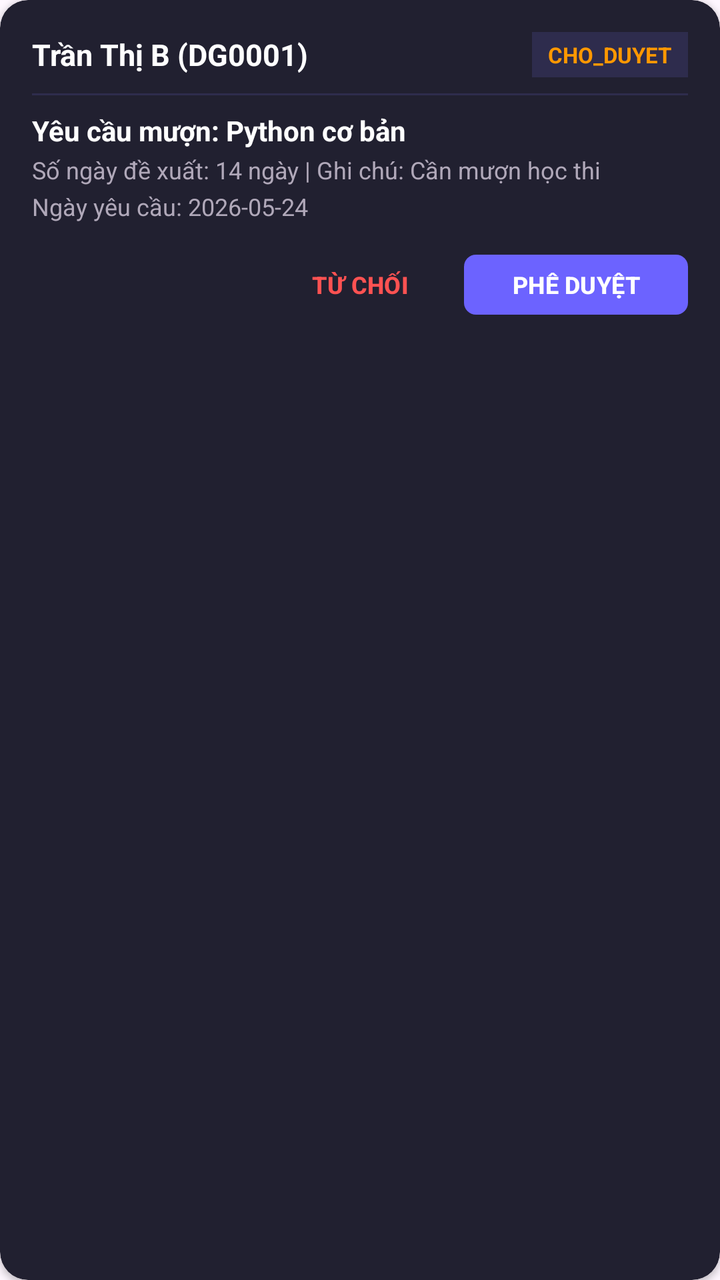
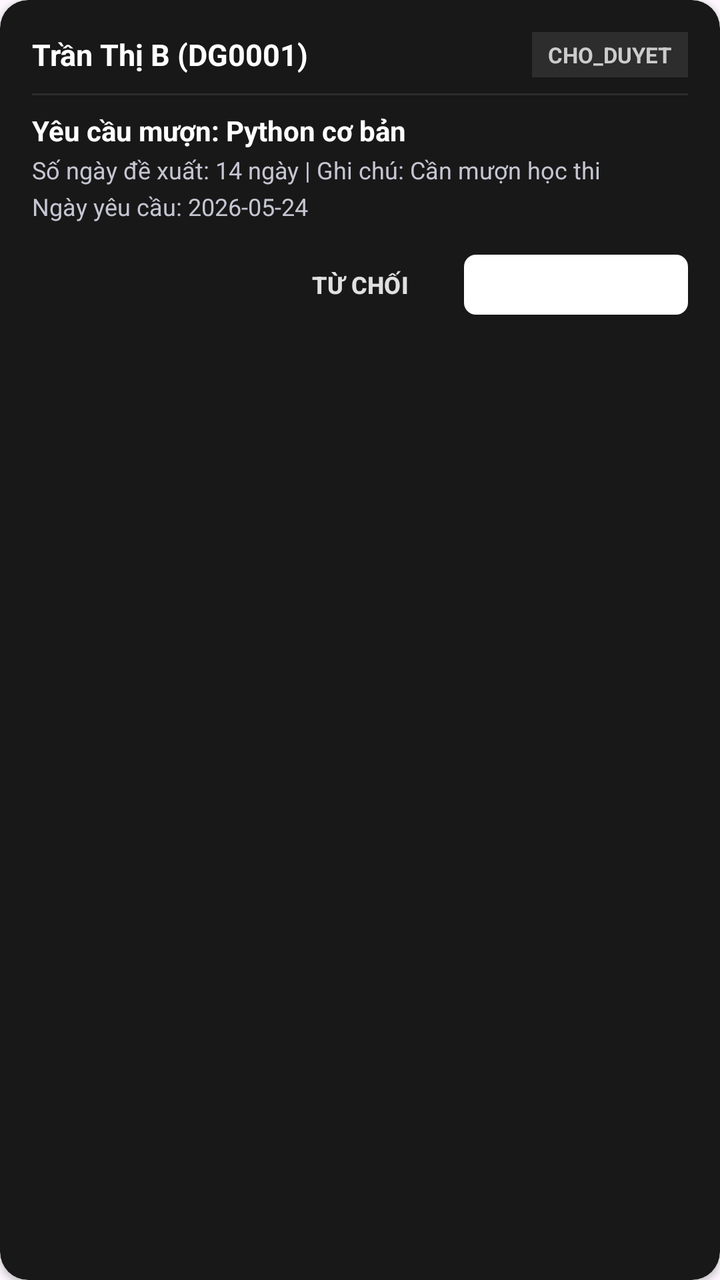

An Android layout rendered at two revisions. The XML below is the earlier revision; the diff shows what the commit changed to produce the second picture.
<!-- AndroidManifest.xml: application theme Theme.QLTV -->
<!-- res/layout/item_request_borrow.xml -->
<?xml version="1.0" encoding="utf-8"?>
<androidx.cardview.widget.CardView xmlns:android="http://schemas.android.com/apk/res/android"
    xmlns:app="http://schemas.android.com/apk/res-auto"
    android:layout_width="match_parent"
    android:layout_height="wrap_content"
    android:layout_marginHorizontal="4dp"
    android:layout_marginVertical="6dp"
    app:cardBackgroundColor="#212030"
    app:cardCornerRadius="14dp"
    app:cardElevation="2dp">

    <LinearLayout
        android:layout_width="match_parent"
        android:layout_height="wrap_content"
        android:orientation="vertical"
        android:padding="16dp">

        <LinearLayout
            android:layout_width="match_parent"
            android:layout_height="wrap_content"
            android:gravity="center_vertical"
            android:orientation="horizontal">

            <TextView
                android:id="@+id/txtReqReader"
                android:layout_width="0dp"
                android:layout_height="wrap_content"
                android:layout_weight="1"
                android:text="Trần Thị B (DG0001)"
                android:textColor="#FFFFFF"
                android:textSize="15sp"
                android:textStyle="bold" />

            <TextView
                android:id="@+id/badgeReqStatus"
                android:layout_width="wrap_content"
                android:layout_height="wrap_content"
                android:background="#2E2C4D"
                android:paddingHorizontal="8dp"
                android:paddingVertical="4dp"
                android:text="CHO_DUYET"
                android:textColor="#FF9800"
                android:textSize="11sp"
                android:textStyle="bold" />
        </LinearLayout>

        <View
            android:layout_width="match_parent"
            android:layout_height="1dp"
            android:layout_marginVertical="8dp"
            android:background="#2E2C4D" />

        <TextView
            android:id="@+id/txtReqBook"
            android:layout_width="wrap_content"
            android:layout_height="wrap_content"
            android:text="Yêu cầu mượn: Python cơ bản"
            android:textColor="#FFFFFF"
            android:textSize="14sp"
            android:textStyle="bold" />

        <TextView
            android:id="@+id/txtReqProposed"
            android:layout_width="wrap_content"
            android:layout_height="wrap_content"
            android:layout_marginTop="2dp"
            android:text="Số ngày đề xuất: 14 ngày | Ghi chú: Cần mượn học thi"
            android:textColor="#B0A8B9"
            android:textSize="12sp" />

        <TextView
            android:id="@+id/txtReqDate"
            android:layout_width="wrap_content"
            android:layout_height="wrap_content"
            android:layout_marginTop="2dp"
            android:text="Ngày yêu cầu: 2026-05-24"
            android:textColor="#B0A8B9"
            android:textSize="12sp" />

        <TextView
            android:id="@+id/txtReqRefuseReason"
            android:layout_width="wrap_content"
            android:layout_height="wrap_content"
            android:layout_marginTop="4dp"
            android:text="Lý do từ chối: -"
            android:textColor="#FF5252"
            android:textSize="12sp"
            android:textStyle="italic"
            android:visibility="gone" />

        
        <LinearLayout
            android:id="@+id/layoutReqActions"
            android:layout_width="match_parent"
            android:layout_height="wrap_content"
            android:layout_marginTop="12dp"
            android:gravity="end"
            android:orientation="horizontal">

            <com.google.android.material.button.MaterialButton
                android:id="@+id/btnRejectReq"
                style="@style/Widget.Material3.Button.TextButton"
                android:layout_width="wrap_content"
                android:layout_height="38dp"
                android:text="TỪ CHỐI"
                android:textColor="#FF5252"
                android:textSize="12sp"
                android:textStyle="bold" />

            <com.google.android.material.button.MaterialButton
                android:id="@+id/btnApproveReq"
                android:layout_width="wrap_content"
                android:layout_height="38dp"
                android:layout_marginStart="8dp"
                android:text="PHÊ DUYỆT"
                android:textColor="#FFFFFF"
                android:textSize="12sp"
                android:textStyle="bold"
                app:backgroundTint="#6C63FF"
                app:cornerRadius="6dp" />

            <com.google.android.material.button.MaterialButton
                android:id="@+id/btnConfirmReqPickup"
                android:layout_width="wrap_content"
                android:layout_height="38dp"
                android:layout_marginStart="8dp"
                android:text="XÁC NHẬN LẤY SÁCH"
                android:textColor="#FFFFFF"
                android:textSize="12sp"
                android:textStyle="bold"
                android:visibility="gone"
                app:backgroundTint="#4CAF50"
                app:cornerRadius="6dp" />
        </LinearLayout>
    </LinearLayout>
</androidx.cardview.widget.CardView>
<!-- resources referenced by this layout -->
<resources>
  <style name="Theme.QLTV" parent="Base.Theme.QLTV" />
  <style name="Base.Theme.QLTV" parent="Theme.Material3.DayNight.NoActionBar">
          
          
      </style>
</resources>

<!-- the commit's change to res/layout/item_request_borrow.xml (unified diff, before → after) -->
@@ -5,7 +5,7 @@
     android:layout_height="wrap_content"
     android:layout_marginHorizontal="4dp"
     android:layout_marginVertical="6dp"
-    app:cardBackgroundColor="#212030"
+    app:cardBackgroundColor="#181818"
     app:cardCornerRadius="14dp"
     app:cardElevation="2dp">
 
@@ -35,11 +35,11 @@
                 android:id="@+id/badgeReqStatus"
                 android:layout_width="wrap_content"
                 android:layout_height="wrap_content"
-                android:background="#2E2C4D"
+                android:background="#2D2D2D"
                 android:paddingHorizontal="8dp"
                 android:paddingVertical="4dp"
                 android:text="CHO_DUYET"
-                android:textColor="#FF9800"
+                android:textColor="#CCCCCC"
                 android:textSize="11sp"
                 android:textStyle="bold" />
         </LinearLayout>
@@ -48,7 +48,7 @@
             android:layout_width="match_parent"
             android:layout_height="1dp"
             android:layout_marginVertical="8dp"
-            android:background="#2E2C4D" />
+            android:background="#2D2D2D" />
 
         <TextView
             android:id="@+id/txtReqBook"
@@ -65,7 +65,7 @@
             android:layout_height="wrap_content"
             android:layout_marginTop="2dp"
             android:text="Số ngày đề xuất: 14 ngày | Ghi chú: Cần mượn học thi"
-            android:textColor="#B0A8B9"
+            android:textColor="#C5C5D2"
             android:textSize="12sp" />
 
         <TextView
@@ -74,7 +74,7 @@
             android:layout_height="wrap_content"
             android:layout_marginTop="2dp"
             android:text="Ngày yêu cầu: 2026-05-24"
-            android:textColor="#B0A8B9"
+            android:textColor="#C5C5D2"
             android:textSize="12sp" />
 
         <TextView
@@ -83,7 +83,7 @@
             android:layout_height="wrap_content"
             android:layout_marginTop="4dp"
             android:text="Lý do từ chối: -"
-            android:textColor="#FF5252"
+            android:textColor="#E0E0E0"
             android:textSize="12sp"
             android:textStyle="italic"
             android:visibility="gone" />
@@ -103,7 +103,7 @@
                 android:layout_width="wrap_content"
                 android:layout_height="38dp"
                 android:text="TỪ CHỐI"
-                android:textColor="#FF5252"
+                android:textColor="#E0E0E0"
                 android:textSize="12sp"
                 android:textStyle="bold" />
 
@@ -116,7 +116,7 @@
                 android:textColor="#FFFFFF"
                 android:textSize="12sp"
                 android:textStyle="bold"
-                app:backgroundTint="#6C63FF"
+                app:backgroundTint="#FFFFFF"
                 app:cornerRadius="6dp" />
 
             <com.google.android.material.button.MaterialButton
@@ -129,7 +129,7 @@
                 android:textSize="12sp"
                 android:textStyle="bold"
                 android:visibility="gone"
-                app:backgroundTint="#4CAF50"
+                app:backgroundTint="#E0E0E0"
                 app:cornerRadius="6dp" />
         </LinearLayout>
     </LinearLayout>
